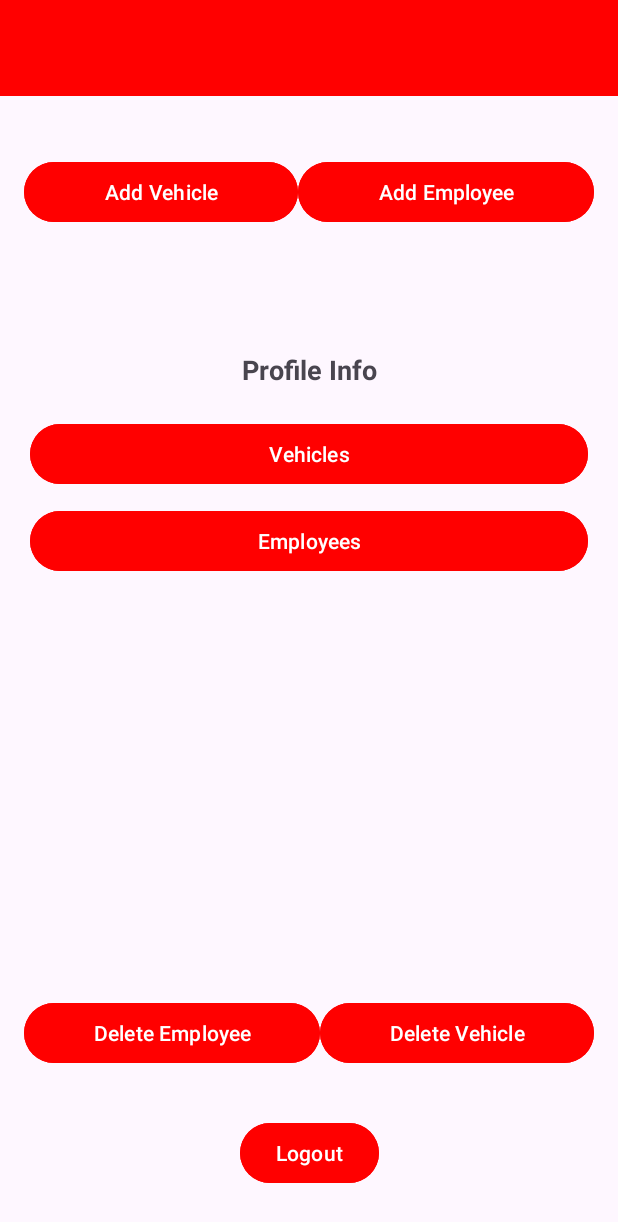
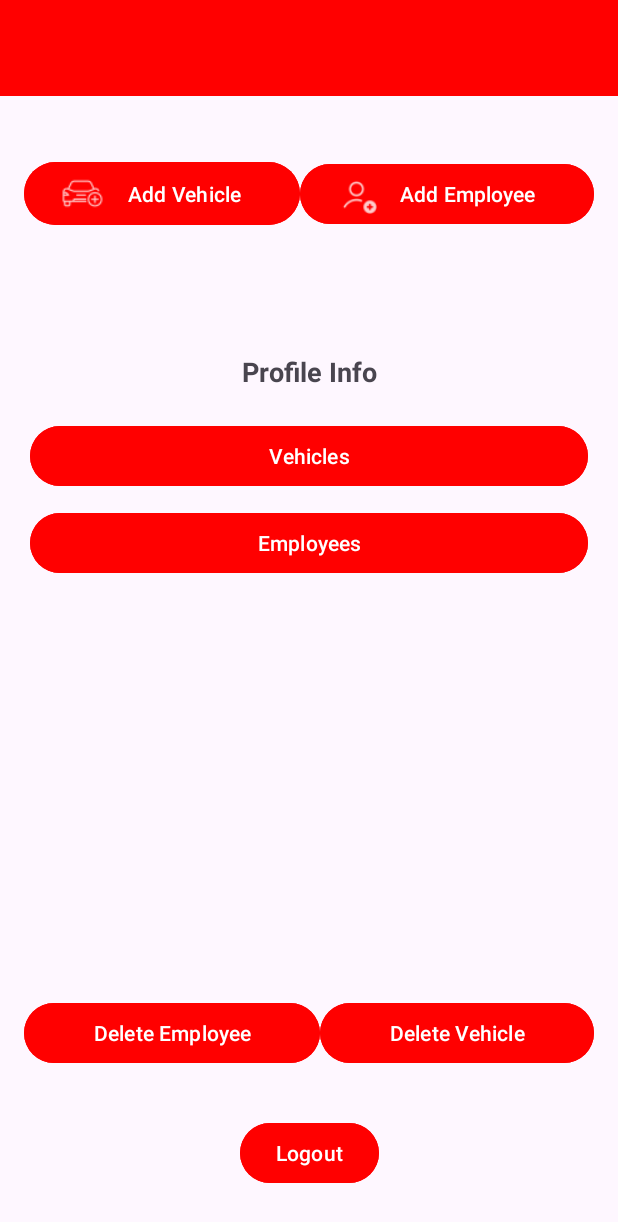
Before and after one commit to Aviost111/AutoTrack, an Android app: the CompanyActivity screen opened directly, with no data from a screen before it, on a phone screen of 412 x 824 dp. Shown: the top 1222 px of the screen. Run offline under Robolectric (Android 15) with nearby library versions, the light colour scheme and no system bars; our stand-ins replace Firebase (no records; nobody signed in at launch, a user with empty details on screens opened directly).

Commit message:
add icons and putExtra - email

```diff
--- a/app/src/main/java/com/example/autotrack/CompanyActivity.java
+++ b/app/src/main/java/com/example/autotrack/CompanyActivity.java
@@ -3,6 +3,7 @@ package com.example.autotrack;
 import android.annotation.SuppressLint;
 import android.content.Intent;
 import android.os.Bundle;
+import android.util.Log;
 import android.widget.Button;
 import android.widget.TextView;
 import android.widget.Toast;
@@ -10,6 +11,7 @@ import android.widget.Toast;
 import androidx.appcompat.app.AppCompatActivity;
 
 import com.google.firebase.auth.FirebaseAuth;
+import com.google.firebase.firestore.DocumentReference;
 import com.google.firebase.firestore.DocumentSnapshot;
 import com.google.firebase.firestore.FirebaseFirestore;
 
@@ -108,7 +110,17 @@ public class CompanyActivity extends AppCompatActivity {
     private void navigateToActivity(Class<?> destinationClass) {
         Intent intent = new Intent(CompanyActivity.this, destinationClass);
         intent.putExtra("company_uid", company_uid);
-        startActivity(intent);
+
+        //get the email of the current company using company_uid and pass it to the next activity
+        DocumentReference companyRef = db.document("Companies/" + company_uid);
+
+        companyRef.get()
+                .addOnSuccessListener(documentSnapshot -> {
+                    String email = documentSnapshot.getString("email");
+                    intent.putExtra("email", email);
+                    startActivity(intent);
+                })
+                .addOnFailureListener(this::handleTaskFailure);
     }
 
     // Method to show the delete dialog
--- a/app/src/main/res/layout/activity_company.xml
+++ b/app/src/main/res/layout/activity_company.xml
@@ -28,6 +28,9 @@
             android:layout_weight="1"
             android:backgroundTint="@color/red"
             android:text="@string/add_vehicle"
+            app:icon="@drawable/ic_add_vehicle"
+            app:iconPadding="0dp"
+            app:iconSize="30dp"
             app:layout_constraintStart_toStartOf="parent"
             app:layout_constraintTop_toTopOf="parent" />
 
@@ -39,7 +42,11 @@
             android:layout_height="wrap_content"
             android:layout_weight="1"
             android:backgroundTint="@color/red"
+            android:drawableTop="@drawable/ic_add_user"
             android:text="@string/add_employee"
+            app:icon="@drawable/ic_add_user"
+            app:iconPadding="0dp"
+            app:iconSize="27dp"
             app:layout_constraintEnd_toEndOf="parent"
             app:layout_constraintTop_toTopOf="parent" />
 
@@ -77,19 +84,18 @@
             android:id="@+id/btnToolsList"
             android:layout_width="match_parent"
             android:layout_height="wrap_content"
+            android:layout_marginBottom="10dp"
             android:backgroundTint="@color/red"
-            android:text="Vehicles"
-            android:layout_marginBottom="10dp"
-            />
+            android:text="Vehicles" />
 
         <!-- Second Button in the Middle Section -->
         <Button
             android:id="@+id/btnEmployeesList"
             android:layout_width="match_parent"
             android:layout_height="wrap_content"
+            android:layout_marginBottom="10dp"
             android:backgroundTint="@color/red"
-            android:text="Employees"
-            android:layout_marginBottom="10dp"/>
+            android:text="Employees" />
 
     </LinearLayout>
 
@@ -100,12 +106,12 @@
         android:layout_height="wrap_content"
         android:layout_marginBottom="16dp"
         android:orientation="horizontal"
+        android:padding="16dp"
         app:layout_constraintBottom_toBottomOf="parent"
+        app:layout_constraintBottom_toTopOf="@+id/btnLogout"
         app:layout_constraintEnd_toEndOf="parent"
         app:layout_constraintHorizontal_bias="0.5"
-        app:layout_constraintBottom_toTopOf="@+id/btnLogout"
         app:layout_constraintStart_toStartOf="parent"
-        android:padding="16dp"
 
         >
 
@@ -114,9 +120,9 @@
             android:id="@+id/btnDeleteEmployee"
             android:layout_width="wrap_content"
             android:layout_height="wrap_content"
+            android:layout_weight="1"
             android:backgroundTint="@color/red"
             android:text="Delete Employee"
-            android:layout_weight="1"
             app:layout_constraintStart_toStartOf="parent"
             app:layout_constraintTop_toTopOf="parent" />
 
@@ -125,16 +131,14 @@
             android:id="@+id/btnDeleteVehicle"
             android:layout_width="wrap_content"
             android:layout_height="wrap_content"
+            android:layout_weight="1"
             android:backgroundTint="@color/red"
             android:text="Delete Vehicle"
-            android:layout_weight="1"
             app:layout_constraintStart_toStartOf="parent"
             app:layout_constraintTop_toTopOf="parent" />
 
 
     </LinearLayout>
-
-
 
 
     <Button
```
Also changed, not shown: app/src/main/res/drawable-hdpi/ic_add_user.png (added), app/src/main/res/drawable-hdpi/ic_add_vehicle.png (added), app/src/main/res/drawable-mdpi/ic_add_user.png (added), app/src/main/res/drawable-mdpi/ic_add_vehicle.png (added), app/src/main/res/drawable-xhdpi/ic_add_user.png (added), app/src/main/res/drawable-xhdpi/ic_add_vehicle.png (added), app/src/main/res/drawable-xxhdpi/ic_add_user.png (added), app/src/main/res/drawable-xxhdpi/ic_add_vehicle.png (added), app/src/main/res/drawable-xxxhdpi/ic_add_user.png (added), app/src/main/res/drawable-xxxhdpi/ic_add_vehicle.png (added).
